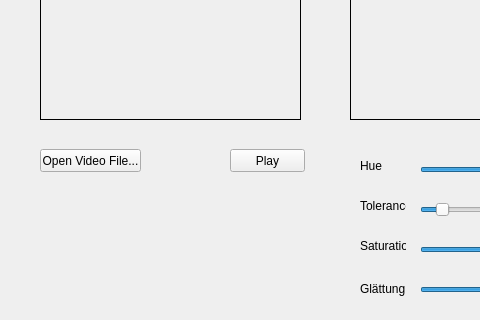
Before: the Qt Designer form ColorKeyer-regions/videoplayer.ui in SvenBl/avp-webcam, drawn with Qt 5; both pictures show x 0 to 480 and y 81 to 401 of the 639 by 483 pixel window.
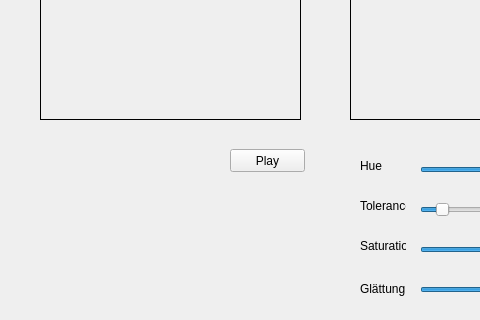
After: the same form once the commit is applied. Custom widgets are drawn as their Qt base class.

Commit message: keine videoauswahl

Diff of the .ui file:
```diff
--- a/ColorKeyer-regions/videoplayer.ui
+++ b/ColorKeyer-regions/videoplayer.ui
@@ -36,19 +36,6 @@
      <set>Qt::AlignCenter</set>
     </property>
    </widget>
-   <widget class="QPushButton" name="openVideoFileButton">
-    <property name="geometry">
-     <rect>
-      <x>40</x>
-      <y>230</y>
-      <width>101</width>
-      <height>23</height>
-     </rect>
-    </property>
-    <property name="text">
-     <string>Open Video File...</string>
-    </property>
-   </widget>
    <widget class="QPushButton" name="playButton">
     <property name="geometry">
      <rect>
```
The commit also changes 2 other files.
